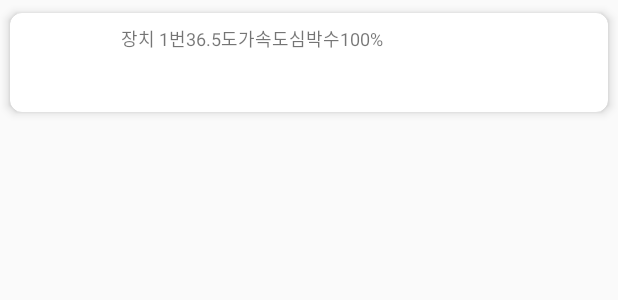
After one commit to LeisureGuardian/App, an Android app: the layout fragment_item.xml on its own in the app's theme, with its tools: preview values and no code run, on a phone screen of 412 x 824 dp. The commit adds this screen. Shown: the top 300 px of the screen. Run offline under Robolectric (Android 15) with nearby library versions, the phone set to English and light mode, and no system bars.

Commit message:
recycler view

```diff
--- a/app/src/main/java/kr/ac/kumoh/s20160250/lg/data/RetrofitAPI.kt
+++ b/app/src/main/java/kr/ac/kumoh/s20160250/lg/data/RetrofitAPI.kt
@@ -27,6 +27,10 @@ interface RetrofitAPI {
     @GET("/device")
     fun statusGet(
         @Header("Authorization") token: String?): Call<DeviceData<ArrayList<Device>>>
+    @GET("/deviceData")
+    fun statusListGet(
+        @Header("Authorization") token: String?): Call<DeviceData<ArrayList<StatusData>>>
+
 
     @POST("/user/signup")
     fun signupPost(@Body signUpData: SignUpData): Call<ResponseData>
--- a/app/src/main/java/kr/ac/kumoh/s20160250/lg/data/StatusData.kt
+++ b/app/src/main/java/kr/ac/kumoh/s20160250/lg/data/StatusData.kt
@@ -1,13 +1,13 @@
 package kr.ac.kumoh.s20160250.lg.data
 
-
 data class StatusData (
-    var deviceSerial : String,
+    var deviceName : String,
     var longitude: String,
     var latitude: String,
     var temp: String,
-    var accelMAx: String,
+    var accelMax: String,
     var heartRate: String,
+    var batteryLevel: String,
     var critical: String,
     var button: String
 )
--- a/app/src/main/res/layout/fragment_dashboard.xml
+++ b/app/src/main/res/layout/fragment_dashboard.xml
@@ -48,7 +48,7 @@
             android:layout_width="match_parent"
             android:layout_height="wrap_content"
             android:ems="10"
-            android:inputType="textPersonName"
+            android:inputType="number"
             android:layout_margin="50px"
             android:hint="장치 번호"/>
 
--- /dev/null
+++ b/app/src/main/res/layout/fragment_item.xml
@@ -0,0 +1,60 @@
+<?xml version="1.0" encoding="utf-8"?>
+
+<androidx.cardview.widget.CardView
+    xmlns:android="http://schemas.android.com/apk/res/android"
+    xmlns:app="http://schemas.android.com/apk/res-auto"
+    xmlns:tools="http://schemas.android.com/tools"
+    android:layout_width="match_parent"
+    android:layout_height="wrap_content"
+    app:cardElevation="4dp"
+    app:cardCornerRadius="8dp"
+    app:cardUseCompatPadding="true">
+
+    <LinearLayout
+        android:layout_width="match_parent"
+        android:layout_height="wrap_content"
+        android:padding="8dp">
+
+        <ImageView
+            android:id="@+id/deviceimage"
+            android:layout_width="50dp"
+            android:layout_height="50dp"
+            android:scaleType="centerCrop" />
+
+        <TextView
+            android:id="@+id/devicename"
+            android:layout_width="wrap_content"
+            android:layout_height="wrap_content"
+            android:layout_marginLeft="16dp"
+            android:text="장치 1번"
+            android:textSize="12sp" />
+
+        <TextView
+            android:id="@+id/temp"
+            android:layout_width="wrap_content"
+            android:layout_height="wrap_content"
+            android:text="36.5도"
+            android:textSize="12sp" />
+
+        <TextView
+            android:id="@+id/accelerate"
+            android:layout_width="wrap_content"
+            android:layout_height="wrap_content"
+            android:text="가속도"
+            android:textSize="12sp" />
+        <TextView
+            android:id="@+id/heartrate"
+            android:layout_width="wrap_content"
+            android:layout_height="wrap_content"
+            android:text="심박수"
+            android:textSize="12sp" />
+
+        <TextView
+            android:id="@+id/batterylevel"
+            android:layout_width="wrap_content"
+            android:layout_height="wrap_content"
+            android:text="100%"
+            android:textSize="12sp" />
+
+    </LinearLayout>
+</androidx.cardview.widget.CardView>
```
Also changed, not shown: app/src/main/java/kr/ac/kumoh/s20160250/lg/ui/home/HomeFragment.kt (+51 -26 lines), app/src/main/java/kr/ac/kumoh/s20160250/lg/ui/home/HomeViewModel.kt (+39 -5 lines), app/src/main/res/layout/fragment_home.xml (+6 -11 lines), app/src/main/res/drawable/device_black.png (added), app/src/main/res/drawable/device_blue.png (added), app/src/main/res/drawable/device_green.png (added), app/src/main/res/drawable/device_red.png (added), app/src/main/res/drawable/device_yellow.png (added), app/src/main/res/drawable/emergency.png (added), app/src/main/res/drawable/sensor.png (added), app/src/main/res/drawable/warning.png (added).
